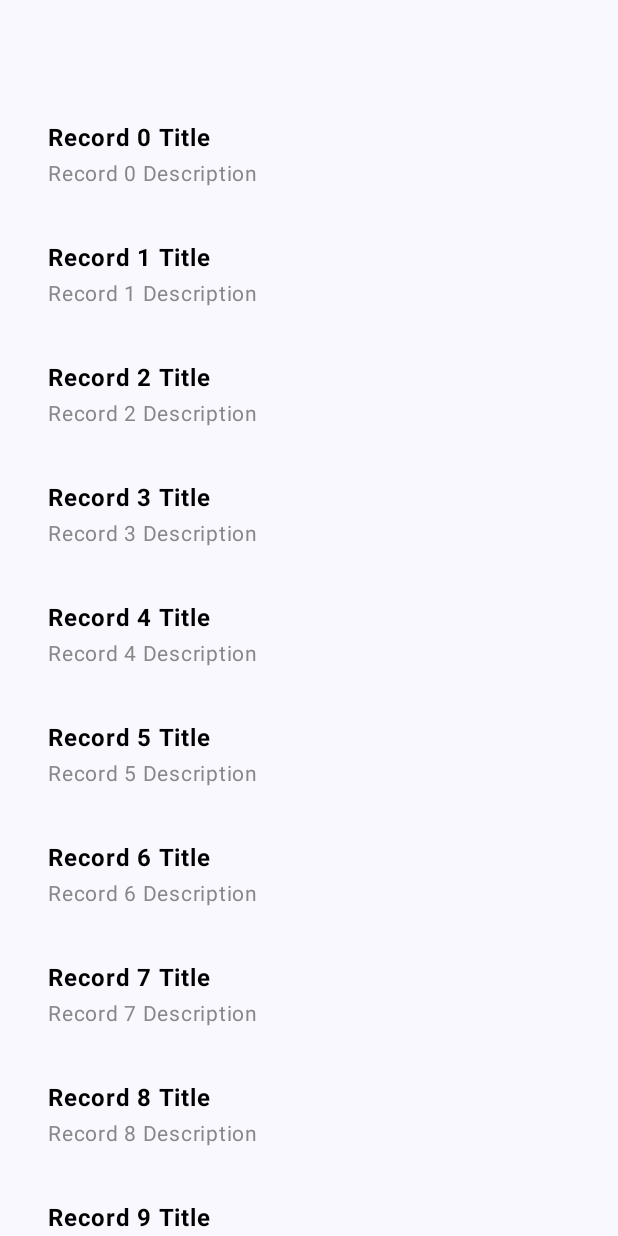
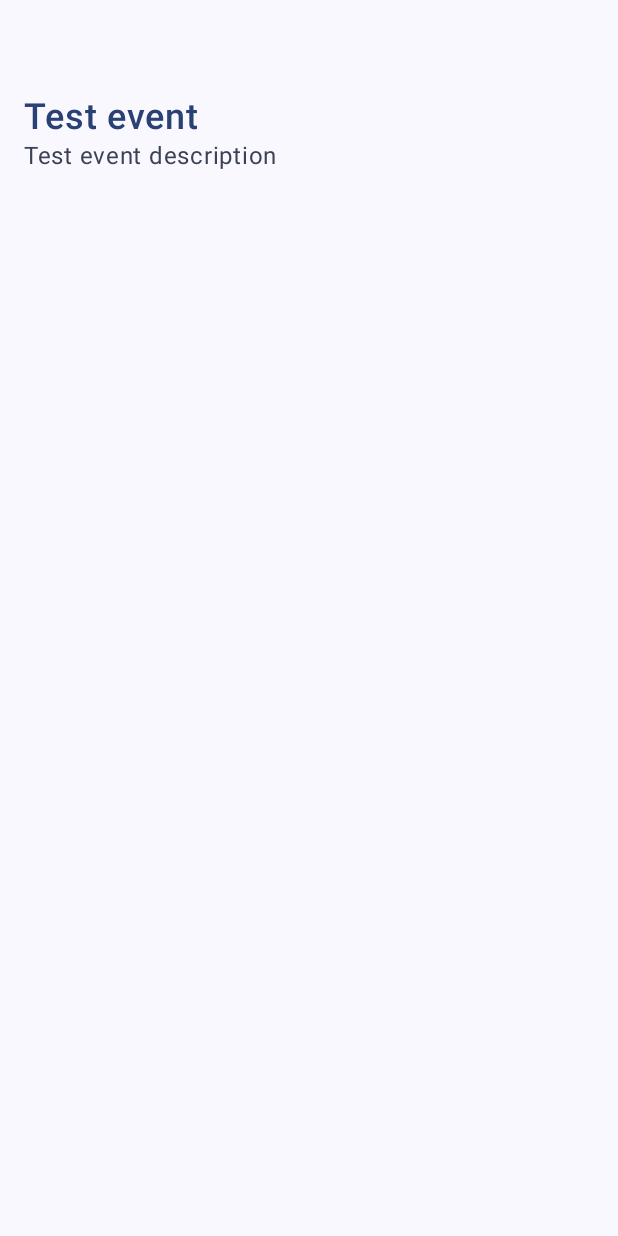
Before and after one commit to cool-element-com/vehicle-diary, an Android app built with Jetpack Compose: the screen it shows after launch (MainActivity), after a tap on an icon or button, on a phone screen of 412 x 824 dp. Run offline under Robolectric (Android 15) with nearby library versions, the phone set to English and light mode, and no system bars.

Commit message:
20: refactor some types introduce new TODOS

```diff
--- a/android/NavPoc1/app/src/main/java/com/cool/element/nav_poc_1/AppNavigation.kt
+++ b/android/NavPoc1/app/src/main/java/com/cool/element/nav_poc_1/AppNavigation.kt
@@ -11,6 +11,7 @@ import androidx.navigation.compose.NavHost
 fun AppNavigation(
     viewModel: AppViewModel,
     navController: NavHostController,
+    /// TOFO: INVESTIGATE: Do we need to inject modifier from here?
     modifier: Modifier = Modifier
 ) {
     NavHost(
@@ -18,9 +19,20 @@ fun AppNavigation(
         startDestination = Screen.RecordListScreen.route
     ) {
         composable(Screen.RecordListScreen.route) {
-            DemoRecordsList(
-                viewModel = viewModel as? DemoRecordsListViewModel
-                    ?: StubDemoRecordsListViewModel(),
+            RecordsListView(
+                viewModel = viewModel as? RecordsListViewModel
+                    ?: StubRecordsListViewModel(),
+                navController = navController
+            )
+        }
+
+        // navigate to the RecordDetailScreen
+        composable(Screen.RecordDetailsScreen.route) {
+            RecordDetailsView(
+                viewModel = viewModel as? RecordDetailsViewModel
+                    ?: StubRecordDetailsViewModel(
+                        record = DemoRecord.sample
+                    ),
                 navController = navController
             )
         }
--- a/android/NavPoc1/app/src/main/java/com/cool/element/nav_poc_1/AppViewModel.kt
+++ b/android/NavPoc1/app/src/main/java/com/cool/element/nav_poc_1/AppViewModel.kt
@@ -4,12 +4,25 @@ interface AppViewModel {
 
 }
 
-interface DemoRecordsListViewModel: AppViewModel {
+interface RecordsListViewModel: AppViewModel {
+    /// TODO: INVESTIGATE: could we used a generics here or could we move the types behind an interface?
     fun recordsAsList(): List<DemoRecord>
 }
 
-class StubDemoRecordsListViewModel: DemoRecordsListViewModel {
+class StubRecordsListViewModel: RecordsListViewModel {
     override fun recordsAsList(): List<DemoRecord> {
         return DemoRecord.sampleList
     }
 }
+
+interface RecordDetailsViewModel: AppViewModel {
+    fun record(): DemoRecord
+}
+
+class StubRecordDetailsViewModel(
+    private val record: DemoRecord
+): RecordDetailsViewModel {
+    override fun record(): DemoRecord {
+        return record
+    }
+}
--- a/android/NavPoc1/app/src/main/java/com/cool/element/nav_poc_1/MainActivity.kt
+++ b/android/NavPoc1/app/src/main/java/com/cool/element/nav_poc_1/MainActivity.kt
@@ -19,7 +19,7 @@ class MainActivity : ComponentActivity() {
             NavPoc1Theme {
                 Scaffold(modifier = Modifier.fillMaxSize()) { innerPadding ->
                     AppNavigation(
-                        viewModel = StubDemoRecordsListViewModel(),
+                        viewModel = StubRecordsListViewModel(),
                         navController = rememberNavController(),
                         // TODO: INVESTIGATE: do we actually need this modifier injected at this level?
                         modifier = Modifier.padding(innerPadding)
--- /dev/null
+++ b/android/NavPoc1/app/src/main/java/com/cool/element/nav_poc_1/RecordDetailsView.kt
@@ -0,0 +1,92 @@
+package com.cool.element.nav_poc_1
+
+import androidx.compose.foundation.border
+import androidx.compose.foundation.layout.Box
+import androidx.compose.foundation.layout.Column
+import androidx.compose.foundation.layout.padding
+import androidx.compose.foundation.layout.size
+import androidx.compose.material3.MaterialTheme
+import androidx.compose.material3.Text
+import androidx.compose.runtime.Composable
+import androidx.compose.ui.Alignment
+import androidx.compose.ui.Modifier
+import androidx.compose.ui.graphics.Color
+import androidx.compose.ui.platform.LocalContext
+import androidx.compose.ui.text.font.FontWeight
+import androidx.compose.ui.tooling.preview.Preview
+import androidx.compose.ui.unit.dp
+import androidx.compose.ui.unit.sp
+import androidx.navigation.NavController
+import androidx.navigation.NavHostController
+
+@Composable
+fun RecordDetailsView(
+    viewModel: RecordDetailsViewModel,
+    /// TODO: INVESTIGATE: do we need to pass a reference to the navHostController if we are not going to navigate further inwards?
+    navController: NavController,
+    modifier: Modifier = Modifier
+) {
+    Column(
+        horizontalAlignment = Alignment.Start,
+        modifier = modifier
+            .padding(vertical = 64.dp)
+            .padding(horizontal = 16.dp)
+    ) {
+        RecordDetailsHeader(
+            viewModel = viewModel,
+            modifier = modifier
+        )
+        RecordDetailsBody(
+            viewModel = viewModel,
+            modifier = Modifier
+        )
+    }
+}
+
+@Composable
+fun RecordDetailsHeader(
+    viewModel: RecordDetailsViewModel,
+    modifier: Modifier
+) {
+    Text(
+        text = viewModel.record().title,
+        fontSize = 24.sp,
+        fontWeight = FontWeight.SemiBold,
+        color = MaterialTheme.colorScheme.primary,
+        modifier = modifier
+    )
+}
+
+@Composable
+fun RecordDetailsBody(
+    viewModel: RecordDetailsViewModel,
+    modifier: Modifier
+) {
+    Text(
+        text = viewModel.record().description,
+        fontWeight = FontWeight.Normal,
+        color = MaterialTheme.colorScheme.secondary,
+        modifier = modifier
+
+    )
+}
+
+@Preview(showBackground = true)
+
+@Composable
+fun RecordDetailsViewPreview() {
+    Box(
+        modifier = Modifier
+            .size(
+                width = 1080.dp,
+                height = 1920.dp
+            )
+    ) {
+        RecordDetailsView(
+            viewModel = StubRecordDetailsViewModel(
+                record = DemoRecord.sample
+            ),
+            navController = NavController(LocalContext.current)
+        )
+    }
+}
--- a/android/NavPoc1/app/src/main/java/com/cool/element/nav_poc_1/DemoRecordsList.kt
+++ b/android/NavPoc1/app/src/main/java/com/cool/element/nav_poc_1/RecordsListView.kt
@@ -13,8 +13,8 @@ import androidx.compose.ui.unit.dp
 import androidx.navigation.NavController
 
 @Composable
-fun DemoRecordsList(
-    viewModel: DemoRecordsListViewModel,
+fun RecordsListView(
+    viewModel: RecordsListViewModel,
     navController: NavController,
     modifier: Modifier = Modifier
 ) {
@@ -25,12 +25,14 @@ fun DemoRecordsList(
             .offset(y = 48.dp)
     ) {
         items(viewModel.recordsAsList()) { record ->
-            SampleRow(
+            RecordRow(
                 record = record,
                 onClick = {
                     navController
                         .navigate(
-                            route = Screen.RecordDetailsScreen.route + "/${record.id}"
+                            route = Screen.RecordDetailsScreen.route
+                            /// TODO: ISSUE #1 passing data to the newly navigated screen crashes the app
+//                                + "/${record.id}"
                         )
                 }
             )
@@ -41,8 +43,8 @@ fun DemoRecordsList(
 @Preview(showBackground = true)
 @Composable
 fun PreviewDemoRecordsList() {
-    DemoRecordsList(
-        viewModel = StubDemoRecordsListViewModel(),
+    RecordsListView(
+        viewModel = StubRecordsListViewModel(),
         navController = NavController(LocalContext.current)
     )
 }
--- a/android/NavPoc1/app/src/main/java/com/cool/element/nav_poc_1/SampleRow.kt
+++ b/android/NavPoc1/app/src/main/java/com/cool/element/nav_poc_1/SampleRow.kt
@@ -1,10 +1,12 @@
 package com.cool.element.nav_poc_1
 
+import android.content.res.Resources.Theme
 import androidx.compose.foundation.clickable
 import androidx.compose.foundation.layout.Column
 import androidx.compose.foundation.layout.Row
 import androidx.compose.foundation.layout.fillMaxWidth
 import androidx.compose.foundation.layout.padding
+import androidx.compose.material3.MaterialTheme
 import androidx.compose.material3.Text
 import androidx.compose.runtime.Composable
 import androidx.compose.ui.Alignment
@@ -17,11 +19,9 @@ import androidx.compose.ui.unit.sp
 import java.util.logging.Logger
 
 @Composable
-fun SampleRow(
+fun RecordRow(
     record: DemoRecord,
-    onClick: () -> Unit = {
-        Logger.getLogger("SampleRow").info("SampleRow clicked - NOT IMPLEMENTED")
-    }
+    onClick: () -> Unit
 ) {
     Row(
         modifier = Modifier
@@ -29,7 +29,7 @@ fun SampleRow(
             .padding(8.dp)
             .clickable {
                 onClick()
-                Logger.getLogger("SampleRow").info("SampleRow clicked")
+                Logger.getLogger("RecordRow").info("RecordRow clicked")
             },
         verticalAlignment = Alignment.CenterVertically
     ) {
@@ -42,12 +42,12 @@ fun SampleRow(
                 text = record.title,
                 fontSize = 16.sp,
                 fontWeight = FontWeight.Bold,
-                color = Color.Black
+                color = MaterialTheme.colorScheme.primary
             )
             Text(
                 text = record.description,
                 fontSize = 14.sp,
-                color = Color.Gray
+                color = MaterialTheme.colorScheme.secondary
             )
         }
     }
@@ -55,6 +55,11 @@ fun SampleRow(
 
 @Preview(showBackground = true)
 @Composable
-fun SampleRowPreview() {
-    SampleRow(record = DemoRecord(title = "Sample Title"))
+fun SampleRecordRowPreview() {
+    RecordRow(
+        record = DemoRecord.sample,
+        onClick = {
+            Logger.getLogger("RecordRow").info("RecordRow clicked")
+        }
+    )
 }
```
